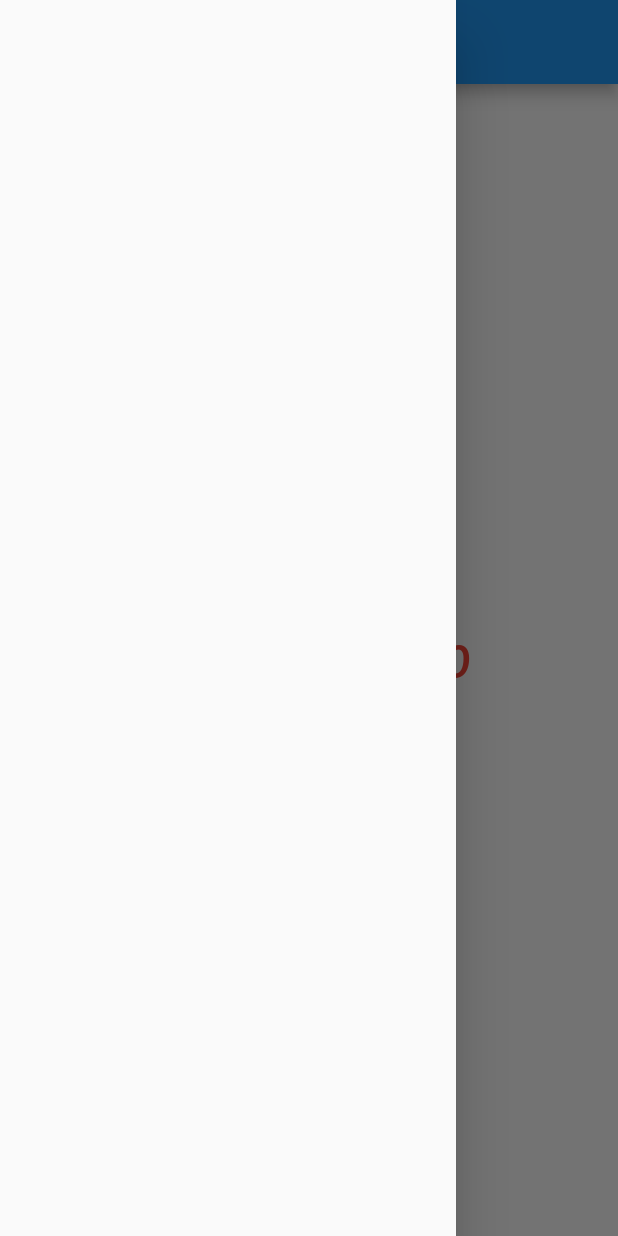
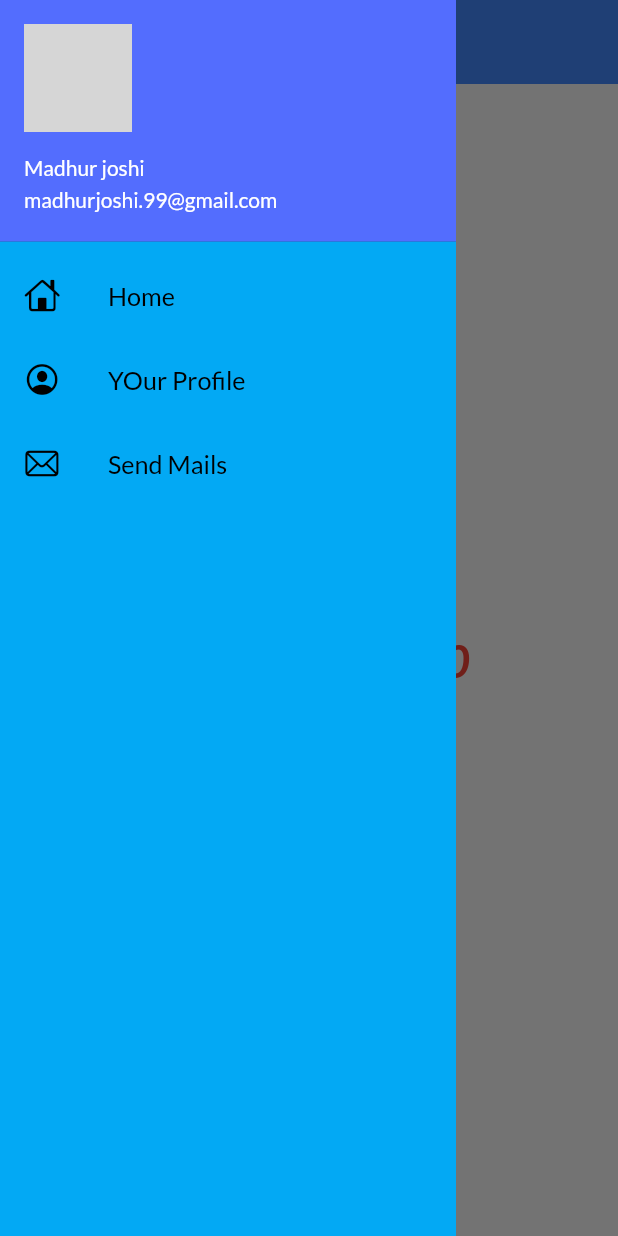
Before and after one commit to madhur5x/flutterlearning, a Flutter app: the screen it shows after launch, with the side drawer open, on a phone screen of 412 x 824 dp. Run offline on Flutter 3.47's test engine with Material 2 defaults, Android fonts, the phone set to English and light mode, and no system bars; our stand-ins replace google_fonts, matcher; network calls fail; grey boxes are pictures that could not be loaded.

Commit message:
themes extracted

```diff
--- a/lib/main.dart
+++ b/lib/main.dart
@@ -2,7 +2,7 @@ import 'package:flutter/material.dart';
 import 'package:flutter_application_1/pages/home.dart';
 import 'package:flutter_application_1/pages/Login_Page.dart';
 import 'package:flutter_application_1/util/routes.dart';
-import 'package:google_fonts/google_fonts.dart';
+import 'package:flutter_application_1/widget/themes.dart';
 
 void main() {
   runApp(MyApp());
@@ -16,18 +16,8 @@ class MyApp extends StatelessWidget {
       debugShowCheckedModeBanner: false,
       // home: homepage(),
       themeMode: ThemeMode.light,
-        theme: ThemeData
-        (
-            primarySwatch: Colors.blue,
-            fontFamily: GoogleFonts.lato().fontFamily,
-
-        ),
-      darkTheme: ThemeData
-      (
-        brightness: Brightness.dark,
-        // primarySwatch: Colors.amber
-      ),
-      //initialRoute: "/Login_Page",
+        theme: MyTheme.lighttheme(context),
+        darkTheme: MyTheme.darktheme(context),
       routes: {
         "/": (context) => HomePage(),
         MyRoutes.homeRoutes: (context) => HomePage(),
--- a/lib/pages/home.dart
+++ b/lib/pages/home.dart
@@ -1,4 +1,5 @@
 import 'package:flutter/material.dart';
+import '../widget/drawer.dart';
 
 class HomePage extends StatelessWidget {
   int no = 10;
@@ -6,21 +7,26 @@ class HomePage extends StatelessWidget {
   Widget build(BuildContext context) {
     return Scaffold(
       appBar: AppBar(
-        title: Text("Rocks"),
+
+        title: Text(
+          "Rocks",
+          style: TextStyle(color: Colors.black),
+        ),
       ),
       body: Center(
         child: Container(
-          child: Text('you can go on!$no',
-          style:TextStyle(
-            fontWeight: FontWeight.bold,
-            fontStyle: FontStyle.italic,
-            fontSize: 30,
-            color: Colors.red,
+          child: Text(
+            'you can go on!$no',
+            style: TextStyle(
+              fontWeight: FontWeight.bold,
+              fontStyle: FontStyle.italic,
+              fontSize: 30,
+              color: Colors.red,
             ),
           ),
         ),
       ),
-      drawer: Drawer(),
+      drawer: MyDrawer(),
     );
   }
 }
--- a/lib/widget/drawer.dart
+++ b/lib/widget/drawer.dart
@@ -0,0 +1,66 @@
+import 'package:flutter/cupertino.dart';
+import 'package:flutter/material.dart';
+
+class MyDrawer extends StatelessWidget {
+  @override
+  Widget build(BuildContext context) {
+    final img =
+        "https://matrisopus.com/wp-content/uploads/2022/04/MatrisOpusTalentBlankProfileImage.jpg";
+    return Drawer(
+      elevation:0.0,
+      child: Container(
+        color: Colors.lightBlue,
+        child: ListView(
+          padding: EdgeInsets.zero,
+          children: [
+            DrawerHeader(
+              padding: EdgeInsets.zero,
+              child: UserAccountsDrawerHeader(
+                margin: EdgeInsets.zero,
+                decoration: BoxDecoration(color: Colors.indigoAccent),
+                accountName: Text("Madhur joshi"),
+                accountEmail: Text("madhurjoshi.99@gmail.com"),
+                currentAccountPicture: CircleAvatar(
+                  backgroundImage: NetworkImage(img),
+                ),
+              ),
+            ),
+            ListTile(
+              leading: Icon(
+                CupertinoIcons.home,
+                color: Colors.black,
+              ),
+              title: Text(
+                "Home",
+                textScaleFactor: 1.2,
+                style: TextStyle(color: Colors.black),
+              ),
+            ),
+            ListTile(
+              leading: Icon(
+                CupertinoIcons.profile_circled,
+                color: Colors.black,
+              ),
+              title: Text(
+                "YOur Profile",
+                textScaleFactor: 1.2,
+                style: TextStyle(color: Colors.black),
+              ),
+            ),
+            ListTile(
+              leading: Icon(
+                CupertinoIcons.mail,
+                color: Colors.black,
+              ),
+              title: Text(
+                "Send Mails",
+                textScaleFactor: 1.2,
+                style: TextStyle(color: Colors.black),
+              ),
+            )
+          ],
+        ),
+      ),
+    );
+  }
+}
--- /dev/null
+++ b/lib/widget/themes.dart
@@ -0,0 +1,26 @@
+import 'package:flutter/material.dart';
+import 'package:google_fonts/google_fonts.dart';
+import 'package:matcher/matcher.dart';
+
+class MyTheme {
+ static ThemeData lighttheme(BuildContext context) => ThemeData(
+        primarySwatch: Colors.blue,
+        fontFamily: GoogleFonts.lato().fontFamily,
+        appBarTheme: AppBarTheme(
+          color: Colors.blueAccent,
+          elevation: 0.0,
+          iconTheme: IconThemeData(color: Colors.black),
+          textTheme: Theme.of(context).textTheme,
+        ),
+      );
+  static ThemeData darktheme(BuildContext context) => ThemeData(
+        primarySwatch: Colors.blue,
+        fontFamily: GoogleFonts.lato().fontFamily,
+        appBarTheme: AppBarTheme(
+          color: Colors.blueAccent,
+          elevation: 0.0,
+          iconTheme: IconThemeData(color: Colors.black),
+          textTheme: Theme.of(context).textTheme,
+        ),
+      );
+}
```
